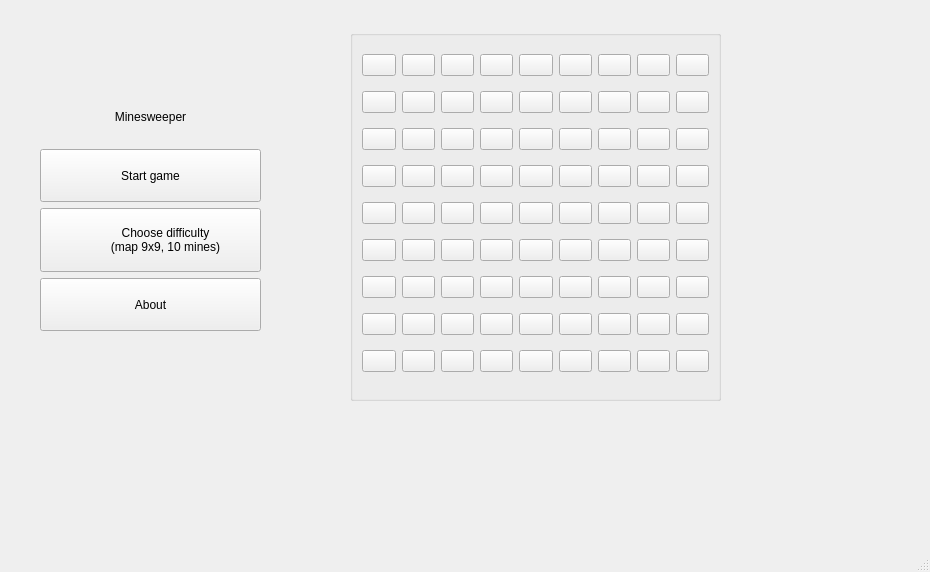
Qt form mainwindow.ui (KostyaGukish/Minesweeper) before a commit.
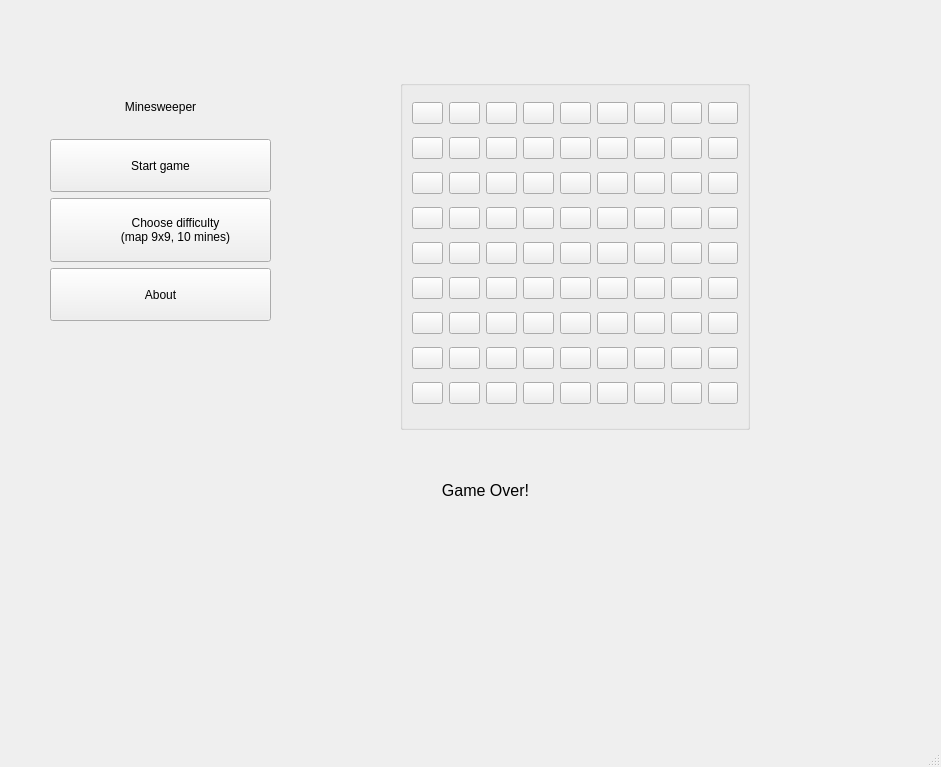
The same form after that commit.

Commit message: кароче сделал конец игры, и вообщем завтра сделаю в поезде флажок и может быть счёт сделаю и для прикола хранение прошлого результата в txt файле

Diff of the .ui file:
```diff
--- a/mainwindow.ui
+++ b/mainwindow.ui
@@ -9,8 +9,8 @@
    <rect>
     <x>0</x>
     <y>0</y>
-    <width>930</width>
-    <height>572</height>
+    <width>941</width>
+    <height>767</height>
    </rect>
   </property>
   <property name="windowTitle">
@@ -20,8 +20,8 @@
    <widget class="QWidget" name="verticalLayoutWidget">
     <property name="geometry">
      <rect>
-      <x>40</x>
-      <y>90</y>
+      <x>50</x>
+      <y>80</y>
       <width>221</width>
       <height>241</height>
      </rect>
@@ -93,15 +93,12 @@
     </property>
     <property name="geometry">
      <rect>
-      <x>350</x>
-      <y>30</y>
-      <width>371</width>
-      <height>371</height>
+      <x>400</x>
+      <y>80</y>
+      <width>350</width>
+      <height>350</height>
      </rect>
     </property>
-    <property name="title">
-     <string/>
-    </property>
     <layout class="QGridLayout" name="gridLayout">
      <property name="sizeConstraint">
       <enum>QLayout::SetNoConstraint</enum>
@@ -702,6 +699,27 @@
      </item>
     </layout>
    </widget>
+   <widget class="QLabel" name="label_2">
+    <property name="geometry">
+     <rect>
+      <x>310</x>
+      <y>460</y>
+      <width>351</width>
+      <height>61</height>
+     </rect>
+    </property>
+    <property name="font">
+     <font>
+      <pointsize>12</pointsize>
+     </font>
+    </property>
+    <property name="text">
+     <string>Game Over!</string>
+    </property>
+    <property name="alignment">
+     <set>Qt::AlignCenter</set>
+    </property>
+   </widget>
   </widget>
   <widget class="QMenuBar" name="menubar">
    <property name="geometry">
```
Left out of the diff: 866 changed lines with no effect on the pictures. The commit also changes 2 other files.
